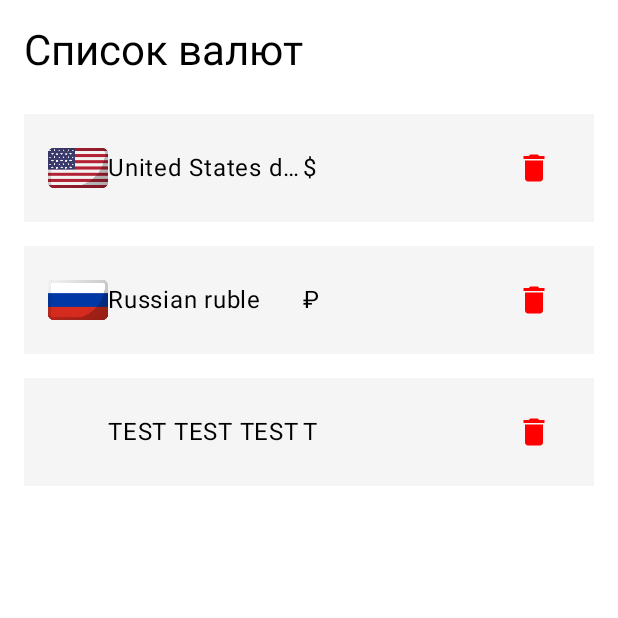
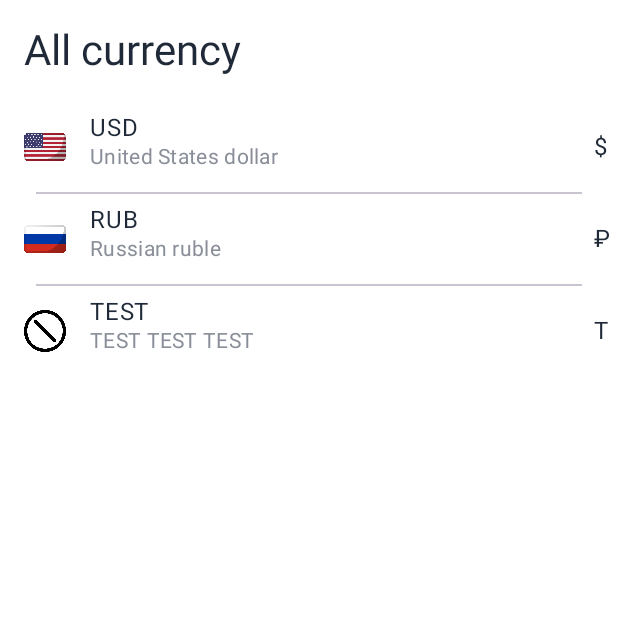
Before and after one commit to Ohayo-cr/Money, an Android app built with Jetpack Compose: the CurrencyScreen screen opened through its navigation route, on a phone screen of 412 x 824 dp, the top half of it. Run offline under Robolectric (Android 15) with nearby library versions, the phone set to English and light mode, and no system bars; our stand-ins replace Dagger/Hilt's generated code, Room's generated code, accompanist.

Commit message:
currency scr +-

```diff
--- a/app/src/main/java/ru/ohayo/moneypr/ui/screens/addAccount/AddAccountScreen.kt
+++ b/app/src/main/java/ru/ohayo/moneypr/ui/screens/addAccount/AddAccountScreen.kt
@@ -1,6 +1,7 @@
 package ru.ohayo.moneypr.ui.screens.addAccount
 
 
+import android.annotation.SuppressLint
 import android.widget.Toast
 import androidx.compose.foundation.clickable
 import androidx.compose.foundation.layout.Arrangement
@@ -41,6 +42,7 @@ import ru.ohayo.moneypr.ui.theme.TextDisabled
 
 
 
+@SuppressLint("SuspiciousIndentation")
 @Composable
 fun AddAccountScreen(
     accountVM: AddAccountViewModel = hiltViewModel(),
--- a/app/src/main/java/ru/ohayo/moneypr/ui/screens/currencyScreen/CurrencyScreen.kt
+++ b/app/src/main/java/ru/ohayo/moneypr/ui/screens/currencyScreen/CurrencyScreen.kt
@@ -1,6 +1,8 @@
 package ru.ohayo.moneypr.ui.screens.currencyScreen
 
+import androidx.compose.foundation.Image
 import androidx.compose.foundation.background
+import androidx.compose.foundation.clickable
 import androidx.compose.foundation.layout.Arrangement
 import androidx.compose.foundation.layout.Box
 import androidx.compose.foundation.layout.Column
@@ -13,9 +15,11 @@ import androidx.compose.foundation.layout.padding
 import androidx.compose.foundation.layout.size
 import androidx.compose.foundation.lazy.LazyColumn
 import androidx.compose.foundation.lazy.items
+import androidx.compose.foundation.lazy.itemsIndexed
 import androidx.compose.material.icons.Icons
 import androidx.compose.material.icons.filled.Delete
 import androidx.compose.material3.Button
+import androidx.compose.material3.Divider
 import androidx.compose.material3.Icon
 import androidx.compose.material3.IconButton
 import androidx.compose.material3.MaterialTheme
@@ -26,19 +30,22 @@ import androidx.compose.runtime.getValue
 import androidx.compose.ui.Alignment
 import androidx.compose.ui.Modifier
 import androidx.compose.ui.graphics.Color
+import androidx.compose.ui.graphics.ColorFilter
 import androidx.compose.ui.res.painterResource
 import androidx.compose.ui.text.style.TextOverflow
 import androidx.compose.ui.unit.dp
 import ru.ohayo.moneypr.data.room.currency.CurrencyDbo
+import ru.ohayo.moneypr.ui.screens.addAccount.components.AccountItem
+import ru.ohayo.moneypr.ui.theme.TextDisabled
 
 @Composable
 fun CurrencyScreen(
     viewModel: CurrencyViewModel,
     onAddCurrencyClick: () -> Unit = {} // Коллбэк для добавления новой валюты
 ) {
-    // Собираем состояние валют из ViewModel
-    val currencies by viewModel.currencies.collectAsState(initial = emptyList())
 
+
+    val currencies = viewModel.currencyList
     Column(
         modifier = Modifier
             .fillMaxSize()
@@ -46,12 +53,12 @@ fun CurrencyScreen(
     ) {
         // Заголовок экрана
         Text(
-            text = "Список валют",
+            text = "All currency",
             style = MaterialTheme.typography.headlineMedium,
-            modifier = Modifier.padding(bottom = 16.dp)
+            modifier = Modifier.padding(bottom = 16.dp),
+            color = MaterialTheme.colorScheme.onPrimary
         )
 
-        // Если список валют пуст, показываем сообщение
         if (currencies.isEmpty()) {
             Box(
                 modifier = Modifier.fillMaxSize(),
@@ -61,78 +68,65 @@ fun CurrencyScreen(
                     horizontalAlignment = Alignment.CenterHorizontally
                 ) {
                     Text(
-                        text = "Нет доступных валют",
+                        text = "There are no available currencies",
                         style = MaterialTheme.typography.bodyLarge,
                         color = Color.Gray
                     )
                     Spacer(modifier = Modifier.height(8.dp))
                     Button(onClick = onAddCurrencyClick) {
-                        Text("Добавить валюту")
+                        Text("Add currency")
                     }
                 }
             }
         } else {
             // Отображаем список валют
-            LazyColumn(
-                modifier = Modifier.fillMaxSize()
-            ) {
-                items(currencies) { currency ->
-                    CurrencyItem(currency = currency)
+            LazyColumn {
+                itemsIndexed(currencies) { index, item ->
+                    Row(
+                        verticalAlignment = Alignment.CenterVertically,
+                        horizontalArrangement = Arrangement.SpaceBetween,
+                        modifier = Modifier
+                            .fillMaxWidth()
+                            .clickable { }
+                            .padding(vertical = 8.dp)
+                    ) {
+                        Row {
+
+
+                        // Иконка
+                        Image(
+                            painter = painterResource(id = item.iconResId),
+                            contentDescription = item.mainText,
+                            modifier = Modifier
+                                .size(44.dp)
+                                .padding(end = 16.dp),
+                            colorFilter = if (item.shouldTintIcon) ColorFilter.tint(MaterialTheme.colorScheme.onPrimary) else null
+                        )
+
+                        // Два текста друг над другом
+                        Column(
+                            modifier = Modifier.weight(1f)
+                        ) {
+                            Text(
+                                text = item.mainText,
+                                style = MaterialTheme.typography.bodyLarge,
+                                color = MaterialTheme.colorScheme.onPrimary
+                            )
+                            Text(
+                                text = item.secondaryText,
+                                style = MaterialTheme.typography.bodyMedium,
+                                color = TextDisabled
+                            )
+                        }
+                    }
+                        Text(text = item.symbol,   color = MaterialTheme.colorScheme.onPrimary)
+
+                    }
+                    if (index < currencies.size - 1) {
+                        Divider(modifier = Modifier.padding(horizontal = 8.dp))
+                    }
                 }
             }
-
         }
     }
 }
-
-@Composable
-fun CurrencyItem(currency: CurrencyDbo) {
-    Row(
-        modifier = Modifier
-            .fillMaxWidth()
-            .padding(vertical = 8.dp)
-            .background(color = Color.LightGray.copy(alpha = 0.2f))
-            .padding(horizontal = 16.dp, vertical = 12.dp),
-        verticalAlignment = Alignment.CenterVertically,
-        horizontalArrangement = Arrangement.SpaceBetween
-    ) {
-        // Иконка валюты
-        Box(
-            modifier = Modifier.size(40.dp),
-            contentAlignment = Alignment.Center
-        ) {
-            currency.iconResId?.let { painterResource(id = it) }?.let {
-                Icon(
-                    painter = it,
-                    contentDescription = "CurrencyDbo icon",
-                    tint = Color.Unspecified
-                )
-            }
-        }
-
-        // Название валюты
-        Text(
-            text = currency.fullName,
-            style = MaterialTheme.typography.bodyLarge,
-            modifier = Modifier.weight(1f),
-            maxLines = 1,
-            overflow = TextOverflow.Ellipsis
-        )
-        Text(
-            text = currency.symbol,
-            style = MaterialTheme.typography.bodyLarge,
-            modifier = Modifier.weight(1f),
-            maxLines = 1,
-            overflow = TextOverflow.Ellipsis
-        )
-
-        // Дополнительные действия (например, удаление валюты)
-        IconButton(onClick = { /* Обработчик удаления валюты */ }) {
-            Icon(
-                imageVector = Icons.Default.Delete,
-                contentDescription = "Delete currency",
-                tint = Color.Red
-            )
-        }
-    }
-}
--- a/app/src/main/java/ru/ohayo/moneypr/ui/screens/currencyScreen/CurrencyViewModel.kt
+++ b/app/src/main/java/ru/ohayo/moneypr/ui/screens/currencyScreen/CurrencyViewModel.kt
@@ -8,6 +8,7 @@ import kotlinx.coroutines.flow.StateFlow
 import kotlinx.coroutines.launch
 import ru.ohayo.moneypr.repository.CurrencyRepository
 import ru.ohayo.moneypr.data.room.currency.CurrencyDbo
+import ru.ohayo.moneypr.ui.screens.addAccount.components.AccountItem
 import javax.inject.Inject
 
 @HiltViewModel
@@ -15,24 +16,20 @@ class CurrencyViewModel @Inject constructor(
     private val currencyRepository: CurrencyRepository
 ) : ViewModel() {
 
-    // StateFlow для управления состоянием списка валют
-    private val _currencies = MutableStateFlow<List<CurrencyDbo>>(emptyList())
-    val currencies: StateFlow<List<CurrencyDbo>> = _currencies
+    private val _currencyList = mutableListOf<AccountItem>()
+    val currencyList: List<AccountItem> get() = _currencyList
 
-    // StateFlow для отображения ошибок
-    private val _error = MutableStateFlow<String?>(null)
-    val error: StateFlow<String?> = _error
 
     init {
         viewModelScope.launch {
-            try {
-                // Сбор данных из репозитория
-                currencyRepository.getAllCurrenciesFlow().collect { currencies ->
-                    _currencies.value = currencies
-                }
-            } catch (e: Exception) {
-                _error.value = e.message
-            }
+            loadCurrencyList()
+        }
+    }
+    private fun loadCurrencyList() {
+        viewModelScope.launch {
+            val currencies = currencyRepository.getAllAccountItems()
+            _currencyList.clear()
+            _currencyList.addAll(currencies)
         }
     }
 }
```
Also changed, not shown: 2 other files.
